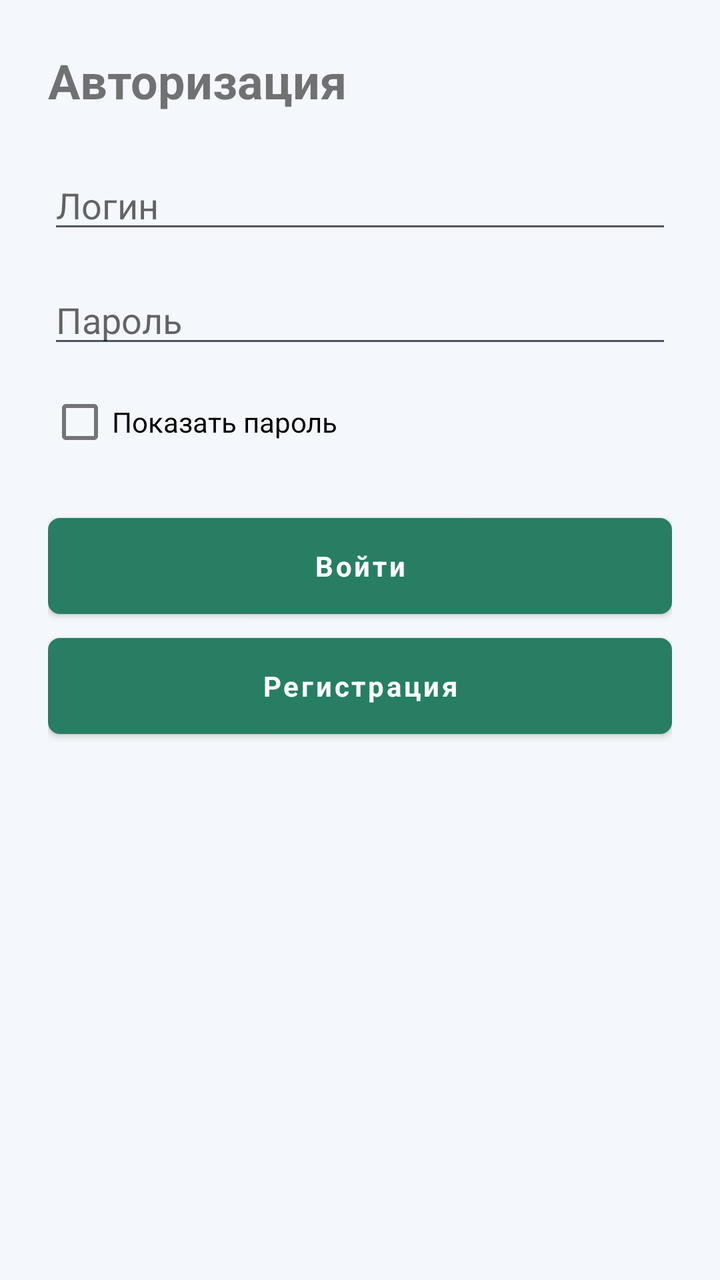
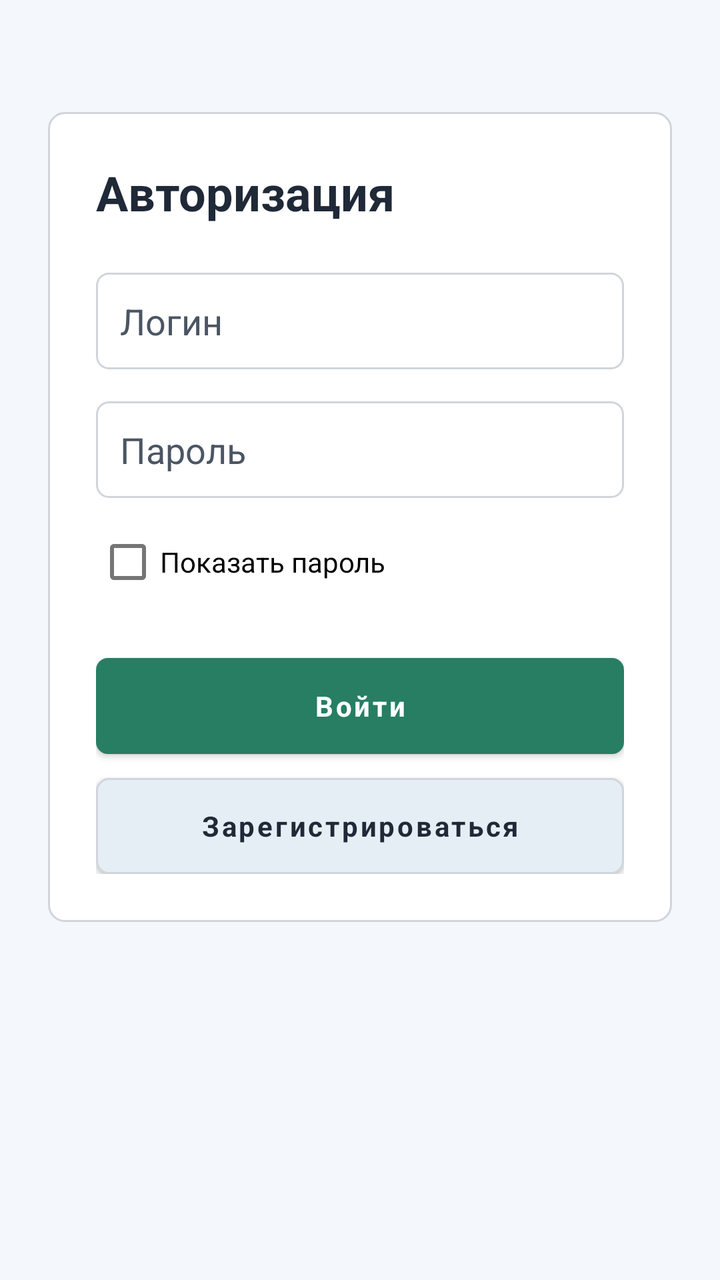

Two renders of the same Android screen: before a commit and after it. Below are the layout's source before the change and the commit's diff.
<!-- AndroidManifest.xml: application theme Theme.TicTacToe -->
<!-- res/layout/activity_sign_in.xml -->
<?xml version="1.0" encoding="utf-8"?>
<ScrollView xmlns:android="http://schemas.android.com/apk/res/android"
    android:layout_width="match_parent"
    android:layout_height="match_parent"
    android:fillViewport="true">

    <LinearLayout
        android:layout_width="match_parent"
        android:layout_height="wrap_content"
        android:layout_gravity="center"
        android:orientation="vertical"
        android:padding="24dp">

        <TextView
            android:id="@+id/titleTextView"
            android:layout_width="match_parent"
            android:layout_height="wrap_content"
            android:text="Авторизация"
            android:textSize="24sp"
            android:textStyle="bold" />

        <EditText
            android:id="@+id/loginEditText"
            android:layout_width="match_parent"
            android:layout_height="wrap_content"
            android:layout_marginTop="24dp"
            android:hint="Логин"
            android:inputType="text"
            android:singleLine="true" />

        <EditText
            android:id="@+id/passwordEditText"
            android:layout_width="match_parent"
            android:layout_height="wrap_content"
            android:layout_marginTop="16dp"
            android:hint="Пароль"
            android:inputType="textPassword"
            android:singleLine="true" />

        <CheckBox
            android:id="@+id/showPasswordCheckBox"
            android:layout_width="wrap_content"
            android:layout_height="wrap_content"
            android:layout_marginTop="8dp"
            android:text="Показать пароль" />

        <Button
            android:id="@+id/signInButton"
            android:layout_width="match_parent"
            android:layout_height="wrap_content"
            android:layout_marginTop="24dp"
            android:text="Войти" />

        <Button
            android:id="@+id/openSignUpButton"
            android:layout_width="match_parent"
            android:layout_height="wrap_content"
            android:layout_marginTop="12dp"
            android:text="Регистрация" />

        <ProgressBar
            android:id="@+id/progressBar"
            android:layout_width="wrap_content"
            android:layout_height="wrap_content"
            android:layout_gravity="center_horizontal"
            android:layout_marginTop="24dp"
            android:visibility="gone" />

    </LinearLayout>
</ScrollView>
<!-- resources referenced by this layout -->
<resources>
  <style name="Theme.TicTacToe" parent="Theme.MaterialComponents.Light.NoActionBar">
          <item name="colorPrimary">@color/primary</item>
          <item name="colorPrimaryVariant">@color/primary_dark</item>
          <item name="colorOnPrimary">@color/white</item>
          <item name="colorSecondary">@color/secondary_fill</item>
          <item name="android:colorBackground">@color/screen_bg</item>
          <item name="colorSurface">@color/surface</item>
          <item name="android:textColorPrimary">@color/text_primary</item>
          <item name="android:textColorSecondary">@color/text_secondary</item>
          <item name="android:statusBarColor">@color/screen_bg</item>
          <item name="android:windowLightStatusBar">true</item>
          <item name="android:navigationBarColor">@color/screen_bg</item>
          <item name="android:fontFamily">sans-serif</item>
          <item name="fontFamily">sans-serif</item>
          <item name="materialButtonStyle">@style/TicTacToe.Button.Base</item>
      </style>
  <color name="primary">#277E63</color>
  <color name="primary_dark">#1F6A54</color>
  <color name="white">#FFFFFF</color>
  <color name="secondary_fill">#E6EEF5</color>
  <color name="screen_bg">#F4F7FB</color>
  <color name="surface">#FFFFFF</color>
  <color name="text_primary">#1F2937</color>
  <color name="text_secondary">#4B5563</color>
  <style name="TicTacToe.Button.Base" parent="Widget.MaterialComponents.Button">
          <item name="android:textAllCaps">false</item>
          <item name="cornerRadius">6dp</item>
          <item name="android:insetTop">0dp</item>
          <item name="android:insetBottom">0dp</item>
          <item name="android:minHeight">48dp</item>
          <item name="android:textStyle">bold</item>
      </style>
</resources>

<!-- the commit's change to res/layout/activity_sign_in.xml (unified diff, before → after) -->
@@ -1,7 +1,9 @@
 <?xml version="1.0" encoding="utf-8"?>
 <ScrollView xmlns:android="http://schemas.android.com/apk/res/android"
+    xmlns:app="http://schemas.android.com/apk/res-auto"
     android:layout_width="match_parent"
     android:layout_height="match_parent"
+    android:background="@color/screen_bg"
     android:fillViewport="true">
 
     <LinearLayout
@@ -9,62 +11,91 @@
         android:layout_height="wrap_content"
         android:layout_gravity="center"
         android:orientation="vertical"
+        android:gravity="center_horizontal"
         android:padding="24dp">
 
-        <TextView
-            android:id="@+id/titleTextView"
+
+        <LinearLayout
+            android:background="@drawable/bg_surface_card"
+            android:padding="24dp"
+            android:layout_marginTop="32dp"
+            android:layout_marginBottom="32dp"
             android:layout_width="match_parent"
+            android:maxWidth="360dp"
             android:layout_height="wrap_content"
-            android:text="Авторизация"
-            android:textSize="24sp"
-            android:textStyle="bold" />
+            android:orientation="vertical">
 
-        <EditText
-            android:id="@+id/loginEditText"
-            android:layout_width="match_parent"
-            android:layout_height="wrap_content"
-            android:layout_marginTop="24dp"
-            android:hint="Логин"
-            android:inputType="text"
-            android:singleLine="true" />
+            <TextView
+                android:id="@+id/titleTextView"
+                android:layout_width="match_parent"
+                android:layout_height="wrap_content"
+                android:text= "@string/sign_in_title"
+                android:textColor="@color/text_primary"
+                android:textSize="24sp"
+                android:textStyle="bold" />
 
-        <EditText
-            android:id="@+id/passwordEditText"
-            android:layout_width="match_parent"
-            android:layout_height="wrap_content"
-            android:layout_marginTop="16dp"
-            android:hint="Пароль"
-            android:inputType="textPassword"
-            android:singleLine="true" />
+            <EditText
+                android:id="@+id/loginEditText"
+                android:layout_width="match_parent"
+                android:layout_height="wrap_content"
+                android:layout_marginTop="24dp"
+                android:background="@drawable/bg_input"
+                android:hint= "@string/login_hint"
+                android:inputType="text"
+                android:paddingHorizontal="12dp"
+                android:paddingVertical="12dp"
+                android:singleLine="true"
+                android:textColor="@color/text_primary"
+                android:textColorHint="@color/text_secondary" />
 
-        <CheckBox
-            android:id="@+id/showPasswordCheckBox"
-            android:layout_width="wrap_content"
-            android:layout_height="wrap_content"
-            android:layout_marginTop="8dp"
-            android:text="Показать пароль" />
+            <EditText
+                android:id="@+id/passwordEditText"
+                android:layout_width="match_parent"
+                android:layout_height="wrap_content"
+                android:layout_marginTop="16dp"
+                android:background="@drawable/bg_input"
+                android:hint="@string/password_hint"
+                android:inputType="textPassword"
+                android:paddingHorizontal="12dp"
+                android:paddingVertical="12dp"
+                android:singleLine="true"
+                android:textColor="@color/text_primary"
+                android:textColorHint="@color/text_secondary" />
 
-        <Button
-            android:id="@+id/signInButton"
-            android:layout_width="match_parent"
-            android:layout_height="wrap_content"
-            android:layout_marginTop="24dp"
-            android:text="Войти" />
+            <CheckBox
+                android:id="@+id/showPasswordCheckBox"
+                android:layout_width="wrap_content"
+                android:layout_height="wrap_content"
+                android:layout_marginTop="8dp"
+                android:text="@string/show_password" />
 
-        <Button
-            android:id="@+id/openSignUpButton"
-            android:layout_width="match_parent"
-            android:layout_height="wrap_content"
-            android:layout_marginTop="12dp"
-            android:text="Регистрация" />
+            <Button
+                app:backgroundTint="@null"
+                android:background="@drawable/bg_button_primary"
+                android:textColor="@color/white"
+                android:id="@+id/signInButton"
+                android:layout_width="match_parent"
+                android:layout_height="wrap_content"
+                android:layout_marginTop="24dp"
+                android:text="@string/sign_in" />
 
-        <ProgressBar
-            android:id="@+id/progressBar"
-            android:layout_width="wrap_content"
-            android:layout_height="wrap_content"
-            android:layout_gravity="center_horizontal"
-            android:layout_marginTop="24dp"
-            android:visibility="gone" />
+            <Button
+                app:backgroundTint="@null"
+                android:background="@drawable/bg_button_secondary"
+                android:textColor="@color/text_primary"
+                android:id="@+id/openSignUpButton"
+                android:layout_width="match_parent"
+                android:layout_height="wrap_content"
+                android:layout_marginTop="12dp"
+                android:text="@string/sign_up" />
 
+            <ProgressBar
+                android:id="@+id/progressBar"
+                android:layout_width="wrap_content"
+                android:layout_height="wrap_content"
+                android:layout_gravity="center_horizontal"
+                android:layout_marginTop="24dp"
+                android:visibility="gone" />
+        </LinearLayout>
     </LinearLayout>
 </ScrollView>
<!-- resource entries referenced after the edit -->
@@ -19,7 +19,43 @@
   <color name="primary">#277E63</color>
   <color name="primary_dark">#1F6A54</color>
   <color name="white">#FFFFFF</color>
+  <!-- drawable bg_button_primary (drawable) -->
+  <shape xmlns:android="http://schemas.android.com/apk/res/android">
+      <solid android:color="@color/primary" />
+      <corners android:radius="6dp" />
+  </shape>
+  <!-- drawable bg_button_secondary (drawable) -->
+  <shape xmlns:android="http://schemas.android.com/apk/res/android">
+      <solid android:color="@color/secondary_fill" />
+      <corners android:radius="6dp" />
+      <stroke
+          android:width="1dp"
+          android:color="@color/border" />
+  </shape>
+  <!-- drawable bg_input (drawable) -->
+  <shape xmlns:android="http://schemas.android.com/apk/res/android">
+      <solid android:color="@color/surface" />
+      <corners android:radius="6dp" />
+      <stroke
+          android:width="1dp"
+          android:color="@color/border" />
+  </shape>
+  <!-- drawable bg_surface_card (drawable) -->
+  <shape xmlns:android="http://schemas.android.com/apk/res/android">
+      <solid android:color="@color/surface" />
+      <corners android:radius="8dp" />
+      <stroke
+          android:width="1dp"
+          android:color="@color/border" />
+  </shape>
+  <string name="login_hint">Логин</string>
+  <string name="password_hint">Пароль</string>
+  <string name="show_password">Показать пароль</string>
+  <string name="sign_in">Войти</string>
+  <string name="sign_in_title">Авторизация</string>
+  <string name="sign_up">Зарегистрироваться</string>
   <color name="secondary_fill">#E6EEF5</color>
+  <color name="border">#D1D5DB</color>
   <color name="screen_bg">#F4F7FB</color>
   <color name="surface">#FFFFFF</color>
   <color name="text_primary">#1F2937</color>
